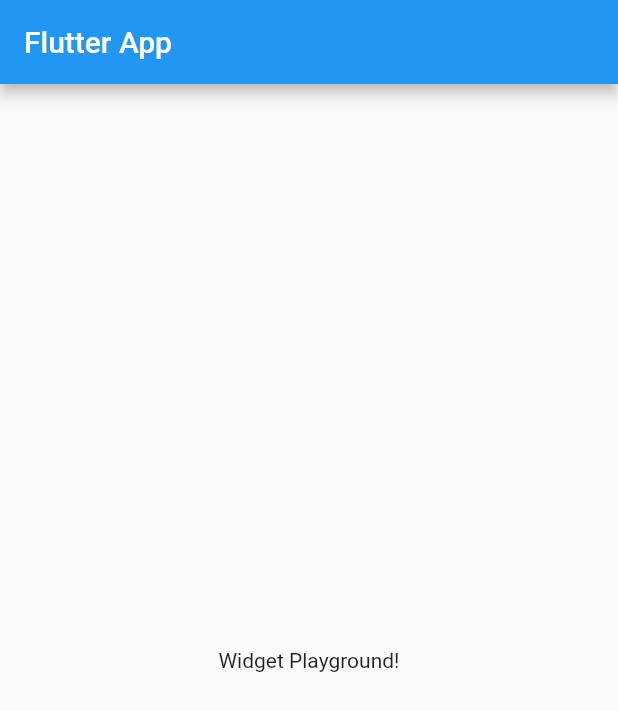
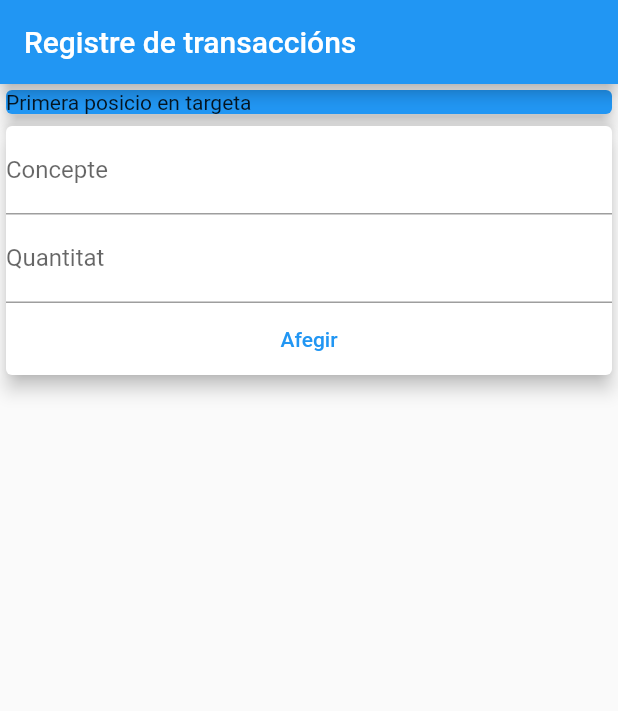
Before and after one commit to daxin3/maximilian-flutter, a Flutter app: the screen it shows after launch, on a phone screen of 412 x 824 dp. Shown: the top 711 px of the screen. Run offline on Flutter 3.47's test engine with Material 2 defaults, Android fonts, the light colour scheme and no system bars.

Commit message:
Addiing transactions

```diff
--- a/personal-expenses-app/expenses/lib/main.dart
+++ b/personal-expenses-app/expenses/lib/main.dart
@@ -1,4 +1,11 @@
+import 'package:expenses/widgets/add_transaction.dart';
+import 'package:expenses/widgets/transaction_list.dart';
 import 'package:flutter/material.dart';
+
+
+import './models/transaction.dart';
+import './widgets/add_transaction.dart';
+import './widgets/transaction_list.dart';
 
 void main() => runApp(MyApp());
 
@@ -13,14 +20,30 @@ class MyApp extends StatelessWidget {
 }
 
 class MyHomePage extends StatelessWidget {
+
+
   @override
   Widget build(BuildContext context) {
+
+
     return Scaffold(
       appBar: AppBar(
-        title: Text('Flutter App'),
+        title: Text('Registre de transaccións'),
       ),
-      body: Center(
-        child: Text('Widget Playground!'),
+      body: Column(
+        mainAxisAlignment: MainAxisAlignment.start,
+        children: [
+          Container(
+            child: Card(
+              child: Text("Primera posicio en targeta"),
+              color: Colors.blue,
+              elevation: 5,
+            ),
+            width: double.infinity,
+          ),
+          AddTransaction(),
+          TransactionList()
+        ],
       ),
     );
   }
--- /dev/null
+++ b/personal-expenses-app/expenses/lib/widgets/add_transaction.dart
@@ -0,0 +1,29 @@
+import 'package:flutter/material.dart';
+
+class AddTransaction extends StatelessWidget {
+  AddTransaction({Key? key}) : super(key: key);
+
+  final titleController = TextEditingController();
+  final amountController = TextEditingController();
+
+  @override
+  Widget build(BuildContext context) {
+    return Card(
+        elevation: 5,
+        child: Container(
+            child: Column(
+          children: [
+            TextField(
+              controller: titleController,
+              decoration: InputDecoration(labelText: "Concepte"),
+            ),
+            TextField(
+              controller: amountController,
+              decoration:
+                  InputDecoration(labelText: "Quantitat", hintText: "1,20"),
+            ),
+            TextButton(onPressed: () {}, child: Text("Afegir"))
+          ],
+        )));
+  }
+}
--- a/personal-expenses-app/expenses/pubspec.yaml
+++ b/personal-expenses-app/expenses/pubspec.yaml
@@ -28,6 +28,7 @@ dependencies:
   # The following adds the Cupertino Icons font to your application.
   # Use with the CupertinoIcons class for iOS style icons.
   cupertino_icons: ^1.0.2
+  intl: ^0.17.0
 
 dev_dependencies:
   flutter_test:
```
Also changed, not shown: personal-expenses-app/expenses/lib/models/transaction.dart (added, +15 -0 lines), personal-expenses-app/expenses/lib/widgets/transaction_list.dart (added, +53 -0 lines), personal-expenses-app/expenses/lib/widgets/user_transactions.dart (added, +32 -0 lines), personal-expenses-app/expenses/pubspec.lock.
